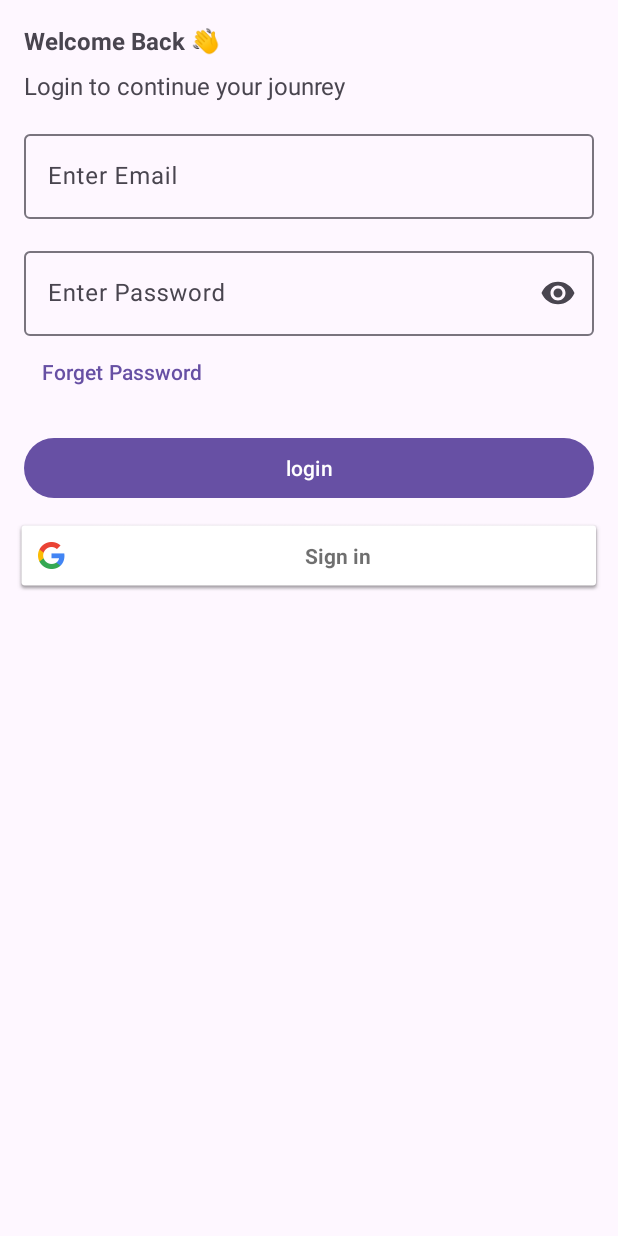
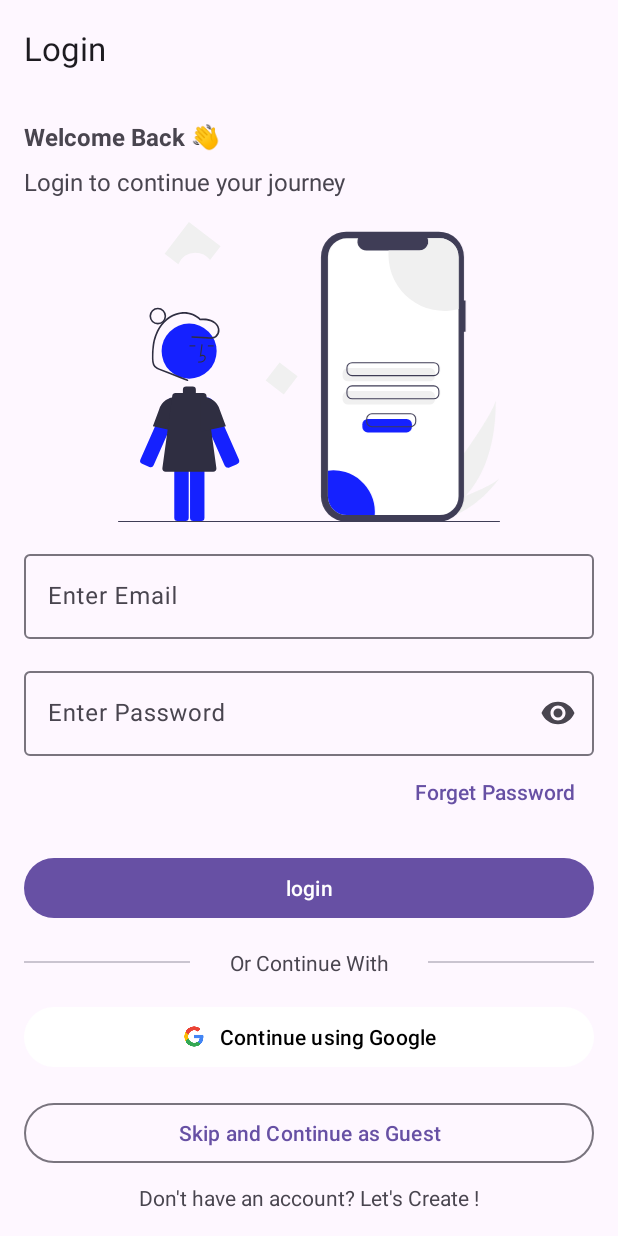
Before and after one commit to neeldoshii/Habit-Tracker, an Android app: the LoginFragment screen opened through its navigation route, on a phone screen of 412 x 824 dp. Run offline under Robolectric (Android 15) with nearby library versions, the phone set to English and light mode, and no system bars.

Commit message:
UI : Login Screen
TODO :-

TODO Perform the Theming as per google docs
TODO Replace PNG icon to SVG Icon from the docs
https://developers.google.com/identity/branding-guidelines
https://stackoverflow.com/a/55568056

```diff
--- /dev/null
+++ b/app/src/main/res/drawable/login.xml
@@ -0,0 +1,90 @@
+<vector xmlns:android="http://schemas.android.com/apk/res/android"
+    android:width="708dp"
+    android:height="555.87dp"
+    android:viewportWidth="708"
+    android:viewportHeight="555.87">
+  <path
+      android:pathData="M644.47,507.45a211.72,211.72 0,0 1,-46.2 37.27c-0.39,0.24 -0.79,0.47 -1.19,0.7l-27.64,-24.46c0.29,-0.27 0.61,-0.57 0.96,-0.9C590.99,500.5 693.23,363.77 700.04,330.48 699.57,333.25 706.19,442.03 644.47,507.45Z"
+      android:fillColor="#f0f0f0"/>
+  <path
+      android:pathData="M603.6,549.44c-0.52,0.12 -1.05,0.24 -1.59,0.35l-20.74,-18.35c0.41,-0.14 0.88,-0.31 1.42,-0.5 8.9,-3.15 35.39,-12.66 61.76,-23.49 28.33,-11.64 56.53,-24.8 62.6,-33.23C705.76,476.18 665.69,535.56 603.6,549.44Z"
+      android:fillColor="#f0f0f0"/>
+  <path
+      android:pathData="M644.08,145.58h-2.95L641.13,64.69a46.82,46.82 0,0 0,-46.82 -46.82L422.93,17.87a46.82,46.82 0,0 0,-46.82 46.82v443.79a46.82,46.82 0,0 0,46.82 46.82L594.31,555.29a46.82,46.82 0,0 0,46.82 -46.82L641.13,203.16h2.95Z"
+      android:fillColor="#3f3d56"/>
+  <path
+      android:pathData="M631.16,65.01L631.16,508.15a34.96,34.96 0,0 1,-34.97 34.96L423.98,543.11a34.95,34.95 0,0 1,-34.96 -34.96L389.03,65.01a34.95,34.95 0,0 1,34.96 -34.96h20.9a16.62,16.62 0,0 0,15.38 22.88h98.18a16.6,16.6 0,0 0,15.38 -22.88L596.19,30.05A34.96,34.96 0,0 1,631.16 65.01Z"
+      android:fillColor="#fff"/>
+  <path
+      android:pathData="M577.59,295.29L426.23,295.29a10.01,10.01 0,0 1,-10 -10v-4.98a10.01,10.01 0,0 1,10 -10h151.37a10.01,10.01 0,0 1,10 10v4.98A10.01,10.01 0,0 1,577.59 295.29Z"
+      android:fillColor="#f0f0f0"/>
+  <path
+      android:pathData="M577.59,338.2L426.23,338.2a10.01,10.01 0,0 1,-10 -10v-4.98a10.01,10.01 0,0 1,10 -10h151.37a10.01,10.01 0,0 1,10 10v4.98A10.01,10.01 0,0 1,577.59 338.2Z"
+      android:fillColor="#f0f0f0"/>
+  <path
+      android:pathData="M585.17,285.69L433.8,285.69a10.51,10.51 0,0 1,-10.5 -10.5v-4.98a10.51,10.51 0,0 1,10.5 -10.5h151.37a10.51,10.51 0,0 1,10.5 10.5v4.98A10.51,10.51 0,0 1,585.17 285.69ZM433.8,261.72a8.51,8.51 0,0 0,-8.5 8.5v4.98a8.51,8.51 0,0 0,8.5 8.5h151.37a8.51,8.51 0,0 0,8.5 -8.5v-4.98a8.51,8.51 0,0 0,-8.5 -8.5Z"
+      android:fillColor="#3f3d56"/>
+  <path
+      android:pathData="M585.17,328.6L433.8,328.6a10.51,10.51 0,0 1,-10.5 -10.5L423.3,313.12a10.51,10.51 0,0 1,10.5 -10.5h151.37a10.51,10.51 0,0 1,10.5 10.5v4.98A10.51,10.51 0,0 1,585.17 328.6ZM433.8,304.62a8.51,8.51 0,0 0,-8.5 8.5v4.98a8.51,8.51 0,0 0,8.5 8.5h151.37a8.51,8.51 0,0 0,8.5 -8.5L593.67,313.12a8.51,8.51 0,0 0,-8.5 -8.5Z"
+      android:fillColor="#3f3d56"/>
+  <path
+      android:pathData="M631.16,65.01L631.16,161.4A103.54,103.54 0,0 1,501.28 61.32q0,-4.24 0.34,-8.39h56.83a16.6,16.6 0,0 0,15.38 -22.88L596.19,30.05A34.96,34.96 0,0 1,631.16 65.01Z"
+      android:fillColor="#f0f0f0"/>
+  <path
+      android:pathData="M476.04,537.09c0,2.03 -0.08,4.04 -0.24,6.02L423.98,543.11a34.95,34.95 0,0 1,-34.96 -34.96v-47.4a77.07,77.07 0,0 1,87.01 76.34Z"
+      android:fillColor="#1521ff"/>
+  <path
+      android:pathData="M58.12,453.92a6.01,6.01 0,0 0,7.91 -3.07l46.68,-105.79a13.38,13.38 0,0 0,-17.08 -17.88h-0a13.2,13.2 0,0 0,-6.75 5.78,13.65 13.65,0 0,0 -0.65,1.29l-46.68,105.79a6,6 0,0 0,3.07 7.91Z"
+      android:fillColor="#1521ff"/>
+  <path
+      android:pathData="M110.8,388.49l-46.17,-10.26 11.43,-30.23a31.95,31.95 0,0 1,34.3 -23.63l0.44,0.05Z"
+      android:fillColor="#2f2e41"/>
+  <path
+      android:pathData="M204.05,455.43a7.03,7.03 0,0 1,-6.41 -4.18L150.96,345.46a14.38,14.38 0,0 1,25.61 -13v-0a14.62,14.62 0,0 1,0.7 1.39l46.68,105.79a7,7 0,0 1,-3.58 9.23l-13.96,6.16 -0.01,-0.02A6.94,6.94 0,0 1,204.05 455.43Z"
+      android:fillColor="#1521ff"/>
+  <path
+      android:pathData="M139.49,419.1a6.01,6.01 0,0 0,-6 6L133.49,548.12a6.01,6.01 0,0 0,6 6L154.24,554.12a6.01,6.01 0,0 0,6 -6L160.24,425.1a6.01,6.01 0,0 0,-6 -6Z"
+      android:fillColor="#1521ff"/>
+  <path
+      android:pathData="M110.29,419.1a6.01,6.01 0,0 0,-6 6L104.29,548.12a6.01,6.01 0,0 0,6 6h14.76a6.01,6.01 0,0 0,6 -6L131.05,425.1a6.01,6.01 0,0 0,-6 -6Z"
+      android:fillColor="#1521ff"/>
+  <path
+      android:pathData="M131.83,239.22m-51,0a51,51 0,1 1,102 0a51,51 0,1 1,-102 0"
+      android:fillColor="#1521ff"/>
+  <path
+      android:pathData="M148.8,260.63c3.31,-0.09 7.42,-0.21 10.59,-2.52a8.13,8.13 0,0 0,3.2 -6.07,5.47 5.47,0 0,0 -1.86,-4.49c-1.66,-1.4 -4.07,-1.73 -6.68,-0.96l2.7,-19.73 -1.98,-0.27L151.6,249.78l1.65,-0.76c1.92,-0.88 4.55,-1.33 6.19,0.06a3.52,3.52 0,0 1,1.15 2.9,6.15 6.15,0 0,1 -2.38,4.53c-2.47,1.8 -5.75,2.03 -9.47,2.14Z"
+      android:fillColor="#2f2e41"/>
+  <path
+      android:pathData="M166.55,228.56h10.77v2h-10.77z"
+      android:fillColor="#2f2e41"/>
+  <path
+      android:pathData="M132.55,228.56h10.77v2h-10.77z"
+      android:fillColor="#2f2e41"/>
+  <path
+      android:pathData="M182.36,456.05l-18.36,-134a6,6 0,0 0,-5.94 -5.19L144.21,316.87a6.02,6.02 0,0 0,0.09 -1v-5a6,6 0,0 0,-6 -6h-12a6,6 0,0 0,-6 6v5a6.02,6.02 0,0 0,0.09 1L106.53,316.87a6,6 0,0 0,-5.94 5.19l-18.36,134a6,6 0,0 0,5.94 6.81h88.24A6,6 0,0 0,182.36 456.05Z"
+      android:fillColor="#2f2e41"/>
+  <path
+      android:pathData="M153.8,388.49L153.8,324.42l0.44,-0.05a31.96,31.96 0,0 1,34.32 23.68l11.41,30.18Z"
+      android:fillColor="#2f2e41"/>
+  <path
+      android:pathData="M129.26,291.82l-35.28,-13.69c-5.77,-2.24 -11.57,-4.41 -17.31,-6.73a19.73,19.73 0,0 1,-6.66 -3.93,13.09 13.09,0 0,1 -3.32,-6.43c-1.22,-5.17 -1,-10.83 -0.92,-16.1a122.7,122.7 0,0 1,1.42 -17.24,83.29 83.29,0 0,1 10.65,-30.38c9.89,-16.23 26.94,-28.44 46.54,-27.47 9.08,0.45 18.21,3.71 24.95,9.91a15.75,15.75 0,0 0,2.36 2.28,3.27 3.27,0 0,0 1.88,0.13q1.23,-0.08 2.47,-0.12a51.04,51.04 0,0 1,8.57 0.36,27.12 27.12,0 0,1 14.13,5.87c3.37,2.9 6.11,6.99 6.39,11.54a13.66,13.66 0,0 1,-4.61 11.15c-4.21,3.55 -10.21,2.3 -15.26,2.03l-18.49,-0.98 -9.37,-0.5c-1.93,-0.1 -1.92,2.9 0,3l24.9,1.32c4,0.21 8.13,0.73 12.13,0.49a13.57,13.57 0,0 0,8.33 -3.35,16.63 16.63,0 0,0 5.04,-15.6c-1.28,-6.14 -5.85,-11.21 -11.21,-14.24 -7.29,-4.11 -15.99,-4.5 -24.14,-3.9l1.06,0.44c-9.22,-9.9 -23.35,-14.08 -36.61,-12.61 -14,1.54 -26.46,9.36 -35.4,20.04 -9.98,11.91 -15.41,26.76 -17.53,42.03a139.84,139.84 0,0 0,-1.08 24.88,31.35 31.35,0 0,0 1.85,10.75 15.39,15.39 0,0 0,7.23 7.75,103.4 103.4,0 0,0 11.47,4.71L96.44,282.28l25.53,9.91 6.5,2.52c1.8,0.7 2.58,-2.2 0.8,-2.89Z"
+      android:fillColor="#2f2e41"/>
+  <path
+      android:pathData="M73.8,189.87a15.5,15.5 0,1 1,15.5 -15.5A15.52,15.52 0,0 1,73.8 189.87ZM73.8,161.87a12.5,12.5 0,1 0,12.5 12.5A12.51,12.51 0,0 0,73.8 161.87Z"
+      android:fillColor="#2f2e41"/>
+  <path
+      android:pathData="M299.35,260.26l33.55,25.66l-25.66,33.55l-33.55,-25.66z"
+      android:fillColor="#f0f0f0"/>
+  <path
+      android:pathData="M143.3,56.87a33.95,33.95 0,0 1,27.28 13.7l19.59,-25.61 -58.78,-44.96 -44.96,58.78 25.33,19.38A34,34 0,0 1,143.3 56.87Z"
+      android:fillColor="#f0f0f0"/>
+  <path
+      android:pathData="M707,555.87L1,555.87a1,1 0,0 1,0 -2L707,553.87a1,1 0,0 1,0 2Z"
+      android:fillColor="#3f3d56"/>
+  <path
+      android:pathData="M534.69,389.94L462.83,389.94a10.01,10.01 0,0 1,-10 -10v-4.98a10.01,10.01 0,0 1,10 -10h71.86a10.01,10.01 0,0 1,10 10v4.98A10.01,10.01 0,0 1,534.69 389.94Z"
+      android:fillColor="#1521ff"/>
+  <path
+      android:pathData="M542.26,380.34L470.4,380.34a10.51,10.51 0,0 1,-10.5 -10.5v-4.98a10.51,10.51 0,0 1,10.5 -10.5h71.86a10.51,10.51 0,0 1,10.5 10.5v4.98A10.51,10.51 0,0 1,542.26 380.34ZM470.4,356.36a8.51,8.51 0,0 0,-8.5 8.5v4.98a8.51,8.51 0,0 0,8.5 8.5h71.86a8.51,8.51 0,0 0,8.5 -8.5v-4.98a8.51,8.51 0,0 0,-8.5 -8.5Z"
+      android:fillColor="#3f3d56"/>
+</vector>
--- a/app/src/main/res/layout/fragment_login.xml
+++ b/app/src/main/res/layout/fragment_login.xml
@@ -1,9 +1,31 @@
 <?xml version="1.0" encoding="utf-8"?>
-<androidx.constraintlayout.widget.ConstraintLayout xmlns:android="http://schemas.android.com/apk/res/android"
+<androidx.coordinatorlayout.widget.CoordinatorLayout xmlns:android="http://schemas.android.com/apk/res/android"
     xmlns:tools="http://schemas.android.com/tools"
     android:layout_width="match_parent"
     android:layout_height="match_parent"
     xmlns:app="http://schemas.android.com/apk/res-auto">
+
+    <androidx.constraintlayout.widget.ConstraintLayout
+        android:layout_width="match_parent"
+        android:layout_height="match_parent">
+
+        <com.google.android.material.appbar.AppBarLayout
+            android:id="@+id/topAppBar"
+            android:layout_width="match_parent"
+            android:layout_height="wrap_content"
+            app:layout_constraintEnd_toEndOf="parent"
+            app:layout_constraintStart_toStartOf="parent"
+            app:layout_constraintTop_toTopOf="parent">
+
+            <com.google.android.material.appbar.MaterialToolbar
+                android:id="@+id/toolbar"
+                android:layout_width="match_parent"
+                android:layout_height="wrap_content"
+                android:minHeight="?attr/actionBarSize"
+                app:layout_scrollFlags="scroll|enterAlways|snap"
+                app:layout_scrollEffect="compress"
+                app:title="Login" />
+        </com.google.android.material.appbar.AppBarLayout>
 
         <TextView
             android:id="@+id/welcomeTV"
@@ -17,7 +39,7 @@
             android:textStyle="bold"
             app:layout_constraintEnd_toEndOf="parent"
             app:layout_constraintStart_toStartOf="parent"
-        app:layout_constraintTop_toTopOf="parent" />
+            app:layout_constraintTop_toBottomOf="@+id/topAppBar" />
 
         <TextView
             android:id="@+id/loginJourneyTV"
@@ -26,11 +48,23 @@
             android:layout_marginStart="16dp"
             android:layout_marginTop="8dp"
             android:layout_marginEnd="16dp"
-        android:text="Login to continue your jounrey"
+            android:text="Login to continue your journey"
             android:textSize="16sp"
             app:layout_constraintEnd_toEndOf="parent"
             app:layout_constraintStart_toStartOf="parent"
             app:layout_constraintTop_toBottomOf="@+id/welcomeTV" />
+
+        <ImageView
+            android:id="@+id/loginImage"
+            android:layout_width="match_parent"
+            android:layout_height="200dp"
+            android:layout_marginStart="@dimen/dimenStart16"
+            android:layout_marginTop="@dimen/dimenTop16"
+            android:layout_marginEnd="@dimen/dimenEnd16"
+            android:src="@drawable/login"
+            app:layout_constraintEnd_toEndOf="parent"
+            app:layout_constraintStart_toStartOf="parent"
+            app:layout_constraintTop_toBottomOf="@+id/loginJourneyTV" />
 
         <com.google.android.material.textfield.TextInputLayout
             android:id="@+id/emailField"
@@ -42,7 +76,7 @@
             android:hint="Enter Email"
             app:layout_constraintEnd_toEndOf="parent"
             app:layout_constraintStart_toStartOf="parent"
-        app:layout_constraintTop_toBottomOf="@+id/loginJourneyTV">
+            app:layout_constraintTop_toBottomOf="@+id/loginImage">
 
             <com.google.android.material.textfield.TextInputEditText
                 android:id="@+id/emailInputText"
@@ -78,9 +112,9 @@
             style="@style/Widget.Material3.Button.TextButton"
             android:layout_width="wrap_content"
             android:layout_height="wrap_content"
-        android:layout_marginStart="@dimen/dimenStart16"
+            android:layout_marginEnd="16dp"
             android:text="Forget Password"
-        app:layout_constraintStart_toStartOf="parent"
+            app:layout_constraintEnd_toEndOf="parent"
             app:layout_constraintTop_toBottomOf="@+id/passwordField" />
 
 
@@ -96,18 +130,86 @@
             app:layout_constraintStart_toStartOf="parent"
             app:layout_constraintTop_toBottomOf="@+id/forgetButton" />
 
-    <com.google.android.gms.common.SignInButton
-        android:id="@+id/google_button"
+        <LinearLayout
+            android:id="@+id/linearLayout"
             android:layout_width="match_parent"
             android:layout_height="wrap_content"
-        android:layout_alignParentTop="true"
-        android:layout_margin="10dp"
-        android:layout_marginStart="10dp"
-        android:layout_marginEnd="9dp"
-        android:text="Text"
-        android:textSize="18sp"
+            android:layout_marginStart="@dimen/dimenStart16"
+            android:layout_marginTop="@dimen/dimenTop16"
+            android:layout_marginEnd="@dimen/dimenEnd16"
+            android:orientation="horizontal"
+            android:weightSum="3"
             app:layout_constraintEnd_toEndOf="parent"
             app:layout_constraintStart_toStartOf="parent"
-        app:layout_constraintTop_toBottomOf="@+id/loginButton" />
+            app:layout_constraintTop_toBottomOf="@+id/loginButton">
+
+            <com.google.android.material.divider.MaterialDivider
+                android:layout_width="0dp"
+                android:layout_height="wrap_content"
+                android:layout_gravity="center"
+                android:layout_weight="1"
+                app:dividerInsetEnd="16dp" />
+
+            <TextView
+                android:layout_width="0dp"
+                android:layout_height="wrap_content"
+                android:layout_gravity="center"
+                android:layout_weight="1"
+                android:text="Or Continue With"
+                android:textAlignment="center" />
+
+            <com.google.android.material.divider.MaterialDivider
+                android:layout_width="0dp"
+                android:layout_height="wrap_content"
+                android:layout_gravity="center"
+                android:layout_weight="1"
+                app:dividerInsetStart="16dp" />
+
+        </LinearLayout>
+
+        <!--TODO Perform the Theming as per google docs-->
+        <!--TODO Replace PNG icon to SVG Icon from the docs-->
+        <!--https://developers.google.com/identity/branding-guidelines-->
+        <!--https://stackoverflow.com/a/55568056-->
+        <com.google.android.material.button.MaterialButton
+            android:id="@+id/btnGoogle"
+            android:layout_width="match_parent"
+            android:layout_height="wrap_content"
+            android:layout_marginStart="@dimen/dimenStart16"
+            android:layout_marginTop="@dimen/dimenTop16"
+            android:layout_marginEnd="@dimen/dimenEnd16"
+            android:text="Continue using Google"
+            android:textColor="@color/black"
+            app:backgroundTint="#FFFFFF"
+            app:icon="@drawable/icons"
+            app:iconGravity="textStart"
+            app:iconTint="@null"
+            app:layout_constraintEnd_toEndOf="parent"
+            app:layout_constraintStart_toStartOf="parent"
+            app:layout_constraintTop_toBottomOf="@+id/linearLayout" />
+
+        <Button
+            android:id="@+id/button"
+            style="?attr/materialButtonOutlinedStyle"
+            android:layout_width="match_parent"
+            android:layout_height="wrap_content"
+            android:layout_marginStart="@dimen/dimenStart16"
+            android:layout_marginTop="@dimen/dimenTop16"
+            android:layout_marginEnd="@dimen/dimenEnd16"
+            android:text="Skip and Continue as Guest"
+            app:layout_constraintEnd_toEndOf="parent"
+            app:layout_constraintStart_toStartOf="parent"
+            app:layout_constraintTop_toBottomOf="@+id/btnGoogle" />
+
+        <TextView
+            android:layout_width="wrap_content"
+            android:layout_height="wrap_content"
+            android:layout_marginBottom="16dp"
+            android:text="Don't have an account? Let's Create !"
+            app:layout_constraintBottom_toBottomOf="parent"
+            app:layout_constraintEnd_toEndOf="parent"
+            app:layout_constraintStart_toStartOf="parent" />
 
     </androidx.constraintlayout.widget.ConstraintLayout>
+
+</androidx.coordinatorlayout.widget.CoordinatorLayout>
```
Also changed, not shown: app/src/main/res/drawable/icons.png (added). Lines whose indentation alone changed are shown as unchanged.
